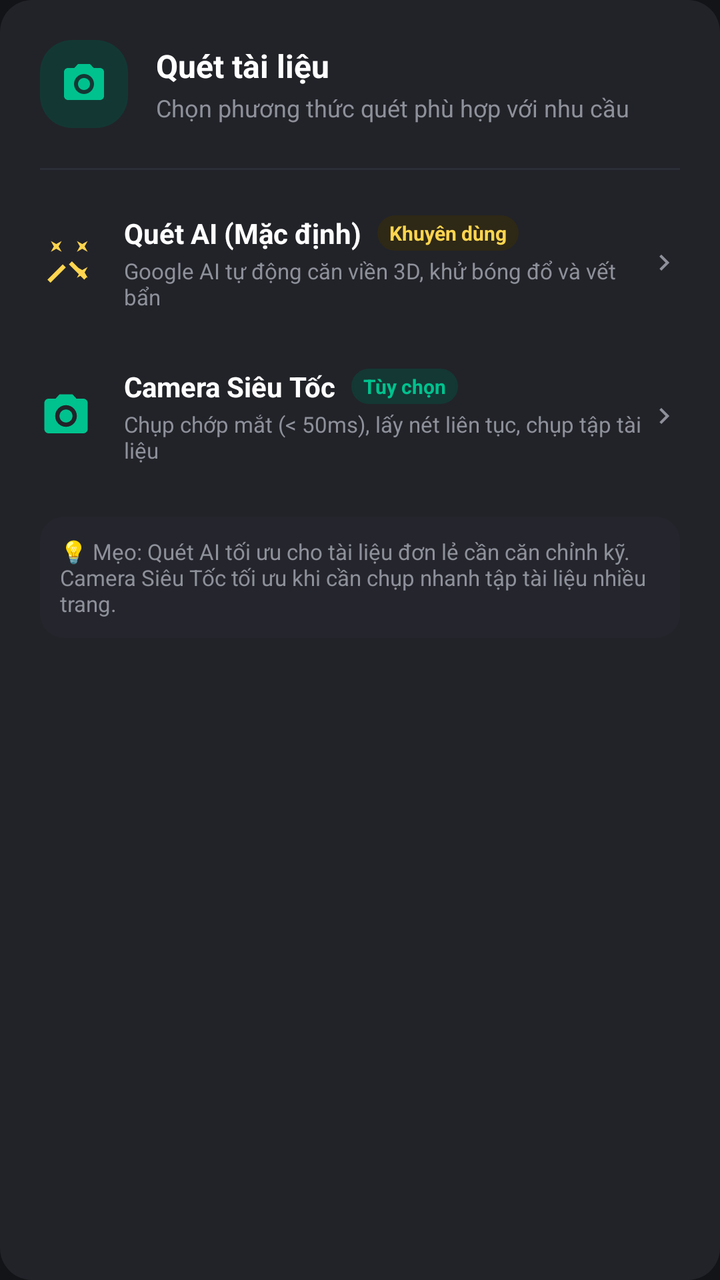
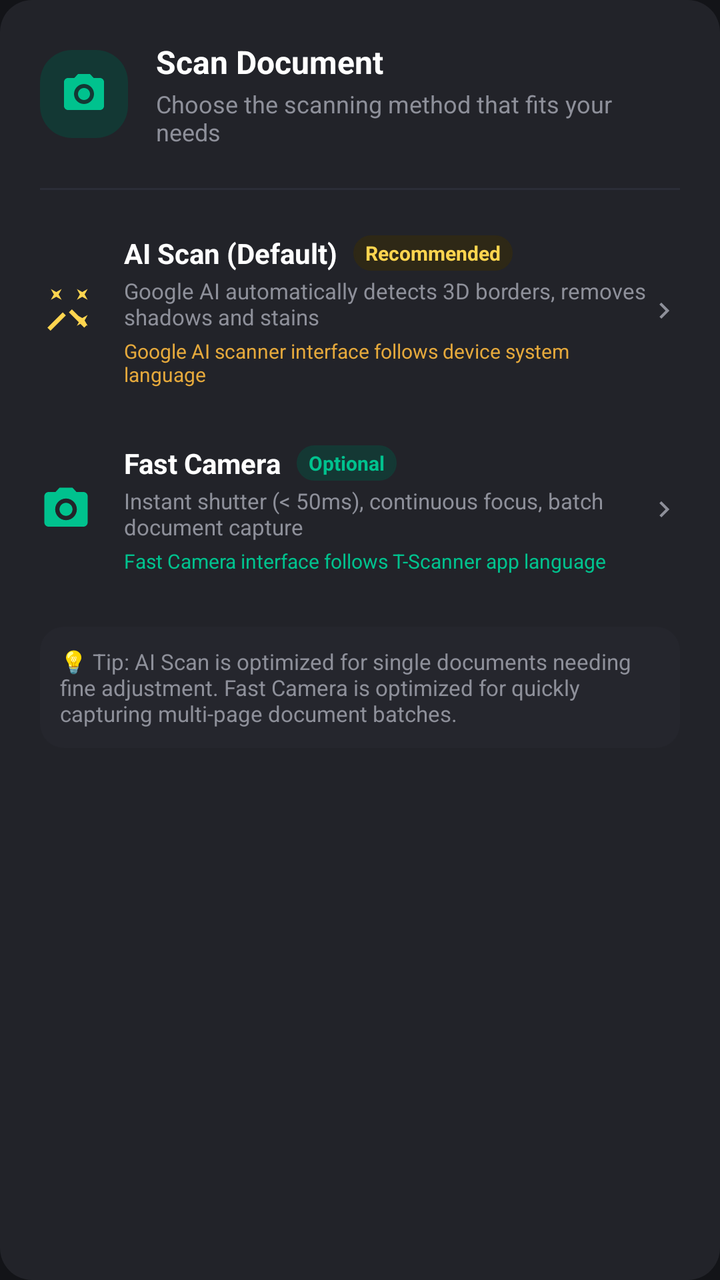

Screens rendered from an Android XML layout before and after an edit, with the pre-edit source and the edit as a unified diff.
<!-- AndroidManifest.xml: application theme Theme.TScanner -->
<!-- res/layout/dialog_scan_options.xml -->
<?xml version="1.0" encoding="utf-8"?>
<LinearLayout xmlns:android="http://schemas.android.com/apk/res/android"
    xmlns:app="http://schemas.android.com/apk/res-auto"
    android:layout_width="match_parent"
    android:layout_height="wrap_content"
    android:background="@drawable/bg_card_rounded"
    android:orientation="vertical"
    android:padding="20dp">

    
    <LinearLayout
        android:layout_width="match_parent"
        android:layout_height="wrap_content"
        android:gravity="center_vertical"
        android:orientation="horizontal"
        android:paddingBottom="12dp">

        <FrameLayout
            android:layout_width="44dp"
            android:layout_height="44dp"
            android:background="@drawable/bg_action_scan">
            <ImageView
                android:layout_width="24dp"
                android:layout_height="24dp"
                android:layout_gravity="center"
                android:src="@drawable/ic_camera"
                app:tint="@color/primary_teal" />
        </FrameLayout>

        <LinearLayout
            android:layout_width="0dp"
            android:layout_height="wrap_content"
            android:layout_marginStart="14dp"
            android:layout_weight="1"
            android:orientation="vertical">

            <TextView
                android:layout_width="wrap_content"
                android:layout_height="wrap_content"
                android:text="Quét tài liệu"
                android:textColor="@color/text_primary"
                android:textSize="16sp"
                android:textStyle="bold" />

            <TextView
                android:layout_width="wrap_content"
                android:layout_height="wrap_content"
                android:layout_marginTop="2dp"
                android:text="Chọn phương thức quét phù hợp với nhu cầu"
                android:textColor="@color/text_secondary"
                android:textSize="12sp" />
        </LinearLayout>
    </LinearLayout>

    <View
        android:layout_width="match_parent"
        android:layout_height="1dp"
        android:layout_marginVertical="8dp"
        android:background="@color/divider_dark" />

    
    <LinearLayout
        android:id="@+id/btn_option_scan_ai"
        android:layout_width="match_parent"
        android:layout_height="wrap_content"
        android:background="?attr/selectableItemBackground"
        android:clickable="true"
        android:focusable="true"
        android:gravity="center_vertical"
        android:orientation="horizontal"
        android:paddingVertical="14dp">

        <ImageView
            android:layout_width="26dp"
            android:layout_height="26dp"
            android:src="@drawable/ic_magic_wand"
            app:tint="@color/vip_gold" />

        <LinearLayout
            android:layout_width="0dp"
            android:layout_height="wrap_content"
            android:layout_marginStart="16dp"
            android:layout_weight="1"
            android:orientation="vertical">

            <LinearLayout
                android:layout_width="wrap_content"
                android:layout_height="wrap_content"
                android:gravity="center_vertical"
                android:orientation="horizontal">

                <TextView
                    android:layout_width="wrap_content"
                    android:layout_height="wrap_content"
                    android:text="Quét AI (Mặc định)"
                    android:textColor="@color/text_primary"
                    android:textSize="14sp"
                    android:textStyle="bold" />

                <TextView
                    android:layout_width="wrap_content"
                    android:layout_height="wrap_content"
                    android:layout_marginStart="8dp"
                    android:background="@drawable/badge_new"
                    android:backgroundTint="#2E2816"
                    android:paddingStart="6dp"
                    android:paddingEnd="6dp"
                    android:paddingTop="2dp"
                    android:paddingBottom="2dp"
                    android:text="Khuyên dùng"
                    android:textColor="@color/vip_gold"
                    android:textSize="10sp"
                    android:textStyle="bold" />
            </LinearLayout>

            <TextView
                android:layout_width="wrap_content"
                android:layout_height="wrap_content"
                android:layout_marginTop="2dp"
                android:text="Google AI tự động căn viền 3D, khử bóng đổ và vết bẩn"
                android:textColor="@color/text_secondary"
                android:textSize="11sp" />
        </LinearLayout>

        <ImageView
            android:layout_width="16dp"
            android:layout_height="16dp"
            android:src="@drawable/ic_chevron_right"
            app:tint="@color/text_secondary" />
    </LinearLayout>

    
    <LinearLayout
        android:id="@+id/btn_option_scan_fast"
        android:layout_width="match_parent"
        android:layout_height="wrap_content"
        android:background="?attr/selectableItemBackground"
        android:clickable="true"
        android:focusable="true"
        android:gravity="center_vertical"
        android:orientation="horizontal"
        android:paddingVertical="14dp">

        <ImageView
            android:layout_width="26dp"
            android:layout_height="26dp"
            android:src="@drawable/ic_camera"
            app:tint="@color/primary_teal" />

        <LinearLayout
            android:layout_width="0dp"
            android:layout_height="wrap_content"
            android:layout_marginStart="16dp"
            android:layout_weight="1"
            android:orientation="vertical">

            <LinearLayout
                android:layout_width="wrap_content"
                android:layout_height="wrap_content"
                android:gravity="center_vertical"
                android:orientation="horizontal">

                <TextView
                    android:layout_width="wrap_content"
                    android:layout_height="wrap_content"
                    android:text="Camera Siêu Tốc"
                    android:textColor="@color/text_primary"
                    android:textSize="14sp"
                    android:textStyle="bold" />

                <TextView
                    android:layout_width="wrap_content"
                    android:layout_height="wrap_content"
                    android:layout_marginStart="8dp"
                    android:background="@drawable/badge_new"
                    android:backgroundTint="#143834"
                    android:paddingStart="6dp"
                    android:paddingEnd="6dp"
                    android:paddingTop="2dp"
                    android:paddingBottom="2dp"
                    android:text="Tùy chọn"
                    android:textColor="@color/primary_teal"
                    android:textSize="10sp"
                    android:textStyle="bold" />
            </LinearLayout>

            <TextView
                android:layout_width="wrap_content"
                android:layout_height="wrap_content"
                android:layout_marginTop="2dp"
                android:text="Chụp chớp mắt (&lt; 50ms), lấy nét liên tục, chụp tập tài liệu"
                android:textColor="@color/text_secondary"
                android:textSize="11sp" />
        </LinearLayout>

        <ImageView
            android:layout_width="16dp"
            android:layout_height="16dp"
            android:src="@drawable/ic_chevron_right"
            app:tint="@color/text_secondary" />
    </LinearLayout>

    
    <TextView
        android:layout_width="match_parent"
        android:layout_height="wrap_content"
        android:layout_marginTop="12dp"
        android:background="@drawable/bg_search_bar"
        android:padding="10dp"
        android:text="💡 Mẹo: Quét AI tối ưu cho tài liệu đơn lẻ cần căn chỉnh kỹ. Camera Siêu Tốc tối ưu khi cần chụp nhanh tập tài liệu nhiều trang."
        android:textColor="@color/text_secondary"
        android:textSize="11sp" />

</LinearLayout>
<!-- resources referenced by this layout -->
<resources>
  <color name="divider_dark">#2B2D37</color>
  <color name="primary_teal">#00C28E</color>
  <color name="text_primary">#FFFFFF</color>
  <color name="text_secondary">#8E909A</color>
  <color name="vip_gold">#FFD54F</color>
  <!-- drawable bg_card_rounded (drawable) -->
  <?xml version="1.0" encoding="utf-8"?>
  <shape xmlns:android="http://schemas.android.com/apk/res/android"
      android:shape="rectangle">
      <solid android:color="@color/card_dark"/>
      <corners android:radius="16dp"/>
  </shape>
  <!-- drawable bg_search_bar (drawable) -->
  <?xml version="1.0" encoding="utf-8"?>
  <shape xmlns:android="http://schemas.android.com/apk/res/android"
      android:shape="rectangle">
      <solid android:color="@color/search_bg"/>
      <corners android:radius="12dp"/>
  </shape>
  <!-- drawable ic_chevron_right (drawable) -->
  <vector xmlns:android="http://schemas.android.com/apk/res/android"
      android:width="24dp"
      android:height="24dp"
      android:viewportWidth="24"
      android:viewportHeight="24">
      <path
          android:fillColor="#8E909A"
          android:pathData="M10,6L8.59,7.41 13.17,12l-4.58,4.59L10,18l6,-6z"/>
  </vector>
  <style name="Theme.TScanner" parent="Theme.MaterialComponents.DayNight.NoActionBar">
          
          <item name="colorPrimary">@color/primary_teal</item>
          <item name="colorPrimaryVariant">@color/primary_teal_dark</item>
          <item name="colorOnPrimary">#FFFFFF</item>
          <item name="colorSecondary">@color/primary_teal</item>
          <item name="colorOnSecondary">#FFFFFF</item>
          
          
          <item name="android:statusBarColor">@android:color/transparent</item>
          <item name="android:windowLightStatusBar">false</item>
          <item name="android:navigationBarColor">@android:color/transparent</item>
          
          
          <item name="android:windowBackground">@color/bg_dark</item>
          <item name="colorSurface">@color/card_dark</item>
          <item name="colorOnSurface">@color/text_primary</item>
  
          
          <item name="alertDialogTheme">@style/ThemeOverlay.TScanner.Dialog</item>
          <item name="materialAlertDialogTheme">@style/ThemeOverlay.TScanner.Dialog</item>
      </style>
  <color name="icon_scan_bg">#133834</color>
  <color name="card_dark">#222329</color>
  <color name="search_bg">#25262D</color>
  <color name="primary_teal_dark">#00966D</color>
  <color name="bg_dark">#131418</color>
  <color name="card_dark_elevated">#282A32</color>
  <!-- unchanged entries left out for length: 5 -->
</resources>

<!-- the commit's change to res/layout/dialog_scan_options.xml (unified diff, before → after) -->
@@ -37,7 +37,7 @@
             <TextView
                 android:layout_width="wrap_content"
                 android:layout_height="wrap_content"
-                android:text="Quét tài liệu"
+                android:text="@string/scan_options_title"
                 android:textColor="@color/text_primary"
                 android:textSize="16sp"
                 android:textStyle="bold" />
@@ -46,7 +46,7 @@
                 android:layout_width="wrap_content"
                 android:layout_height="wrap_content"
                 android:layout_marginTop="2dp"
-                android:text="Chọn phương thức quét phù hợp với nhu cầu"
+                android:text="@string/scan_options_subtitle"
                 android:textColor="@color/text_secondary"
                 android:textSize="12sp" />
         </LinearLayout>
@@ -92,7 +92,7 @@
                 <TextView
                     android:layout_width="wrap_content"
                     android:layout_height="wrap_content"
-                    android:text="Quét AI (Mặc định)"
+                    android:text="@string/scan_option_ai"
                     android:textColor="@color/text_primary"
                     android:textSize="14sp"
                     android:textStyle="bold" />
@@ -107,7 +107,7 @@
                     android:paddingEnd="6dp"
                     android:paddingTop="2dp"
                     android:paddingBottom="2dp"
-                    android:text="Khuyên dùng"
+                    android:text="@string/scan_badge_recommended"
                     android:textColor="@color/vip_gold"
                     android:textSize="10sp"
                     android:textStyle="bold" />
@@ -117,9 +117,18 @@
                 android:layout_width="wrap_content"
                 android:layout_height="wrap_content"
                 android:layout_marginTop="2dp"
-                android:text="Google AI tự động căn viền 3D, khử bóng đổ và vết bẩn"
+                android:text="@string/scan_option_ai_desc"
                 android:textColor="@color/text_secondary"
                 android:textSize="11sp" />
+
+            <TextView
+                android:id="@+id/tv_scan_option_ai_lang_note"
+                android:layout_width="wrap_content"
+                android:layout_height="wrap_content"
+                android:layout_marginTop="3dp"
+                android:text="@string/scan_google_ai_language_note"
+                android:textColor="#E5A93C"
+                android:textSize="10sp" />
         </LinearLayout>
 
         <ImageView
@@ -163,7 +172,7 @@
                 <TextView
                     android:layout_width="wrap_content"
                     android:layout_height="wrap_content"
-                    android:text="Camera Siêu Tốc"
+                    android:text="@string/scan_option_fast"
                     android:textColor="@color/text_primary"
                     android:textSize="14sp"
                     android:textStyle="bold" />
@@ -178,7 +187,7 @@
                     android:paddingEnd="6dp"
                     android:paddingTop="2dp"
                     android:paddingBottom="2dp"
-                    android:text="Tùy chọn"
+                    android:text="@string/scan_badge_optional"
                     android:textColor="@color/primary_teal"
                     android:textSize="10sp"
                     android:textStyle="bold" />
@@ -188,9 +197,18 @@
                 android:layout_width="wrap_content"
                 android:layout_height="wrap_content"
                 android:layout_marginTop="2dp"
-                android:text="Chụp chớp mắt (&lt; 50ms), lấy nét liên tục, chụp tập tài liệu"
+                android:text="@string/scan_option_fast_desc"
                 android:textColor="@color/text_secondary"
                 android:textSize="11sp" />
+
+            <TextView
+                android:id="@+id/tv_scan_option_fast_lang_note"
+                android:layout_width="wrap_content"
+                android:layout_height="wrap_content"
+                android:layout_marginTop="3dp"
+                android:text="@string/scan_fast_camera_language_note"
+                android:textColor="#00C28E"
+                android:textSize="10sp" />
         </LinearLayout>
 
         <ImageView
@@ -207,7 +225,7 @@
         android:layout_marginTop="12dp"
         android:background="@drawable/bg_search_bar"
         android:padding="10dp"
-        android:text="💡 Mẹo: Quét AI tối ưu cho tài liệu đơn lẻ cần căn chỉnh kỹ. Camera Siêu Tốc tối ưu khi cần chụp nhanh tập tài liệu nhiều trang."
+        android:text="@string/scan_options_tip"
         android:textColor="@color/text_secondary"
         android:textSize="11sp" />
 
<!-- resource entries referenced after the edit -->
@@ -24,11 +24,23 @@
       android:width="24dp"
       android:height="24dp"
       android:viewportWidth="24"
-      android:viewportHeight="24">
+      android:viewportHeight="24"
+      android:autoMirrored="true">
       <path
           android:fillColor="#8E909A"
           android:pathData="M10,6L8.59,7.41 13.17,12l-4.58,4.59L10,18l6,-6z"/>
   </vector>
+  <string name="scan_badge_optional" tools:ignore="MissingTranslation">Optional</string>
+  <string name="scan_badge_recommended" tools:ignore="MissingTranslation">Recommended</string>
+  <string name="scan_fast_camera_language_note" tools:ignore="MissingTranslation">Fast Camera interface follows T-Scanner app language</string>
+  <string name="scan_google_ai_language_note" tools:ignore="MissingTranslation">Google AI scanner interface follows device system language</string>
+  <string name="scan_option_ai" tools:ignore="MissingTranslation">AI Scan (Default)</string>
+  <string name="scan_option_ai_desc" tools:ignore="MissingTranslation">Google AI automatically detects 3D borders, removes shadows and stains</string>
+  <string name="scan_option_fast" tools:ignore="MissingTranslation">Fast Camera</string>
+  <string name="scan_option_fast_desc" tools:ignore="MissingTranslation">Instant shutter (&lt; 50ms), continuous focus, batch document capture</string>
+  <string name="scan_options_subtitle" tools:ignore="MissingTranslation">Choose the scanning method that fits your needs</string>
+  <string name="scan_options_tip" tools:ignore="MissingTranslation">💡 Tip: AI Scan is optimized for single documents needing fine adjustment. Fast Camera is optimized for quickly capturing multi-page document batches.</string>
+  <string name="scan_options_title" tools:ignore="MissingTranslation">Scan Document</string>
   <style name="Theme.TScanner" parent="Theme.MaterialComponents.DayNight.NoActionBar">
           
           <item name="colorPrimary">@color/primary_teal</item>
@@ -38,9 +50,7 @@
           <item name="colorOnSecondary">#FFFFFF</item>
           
           
-          <item name="android:statusBarColor">@android:color/transparent</item>
           <item name="android:windowLightStatusBar">false</item>
-          <item name="android:navigationBarColor">@android:color/transparent</item>
           
           
           <item name="android:windowBackground">@color/bg_dark</item>
